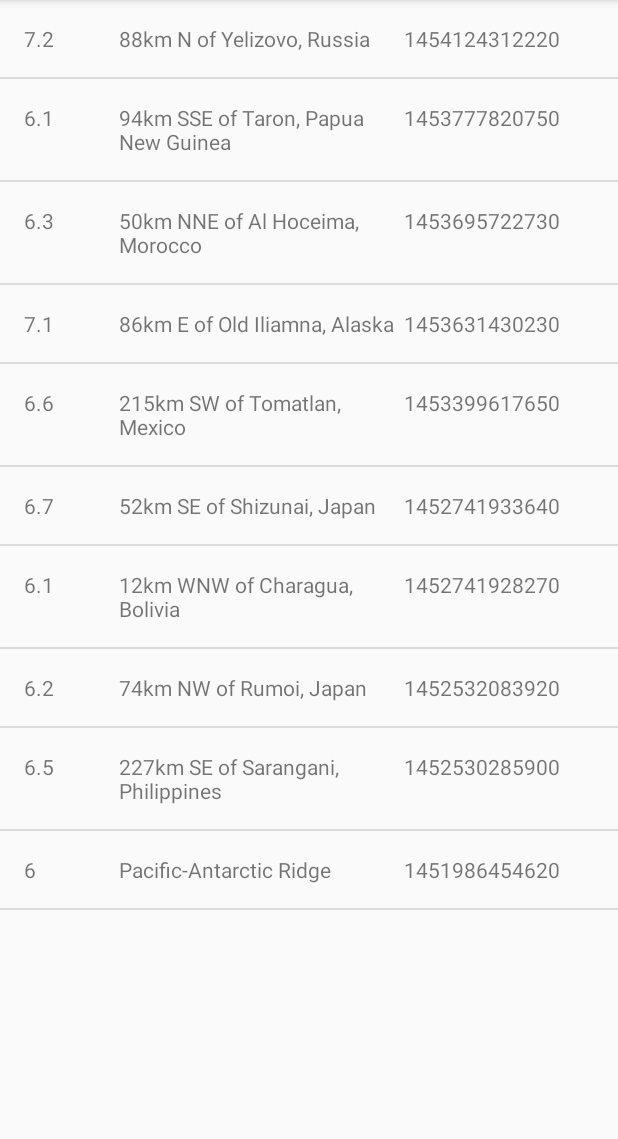
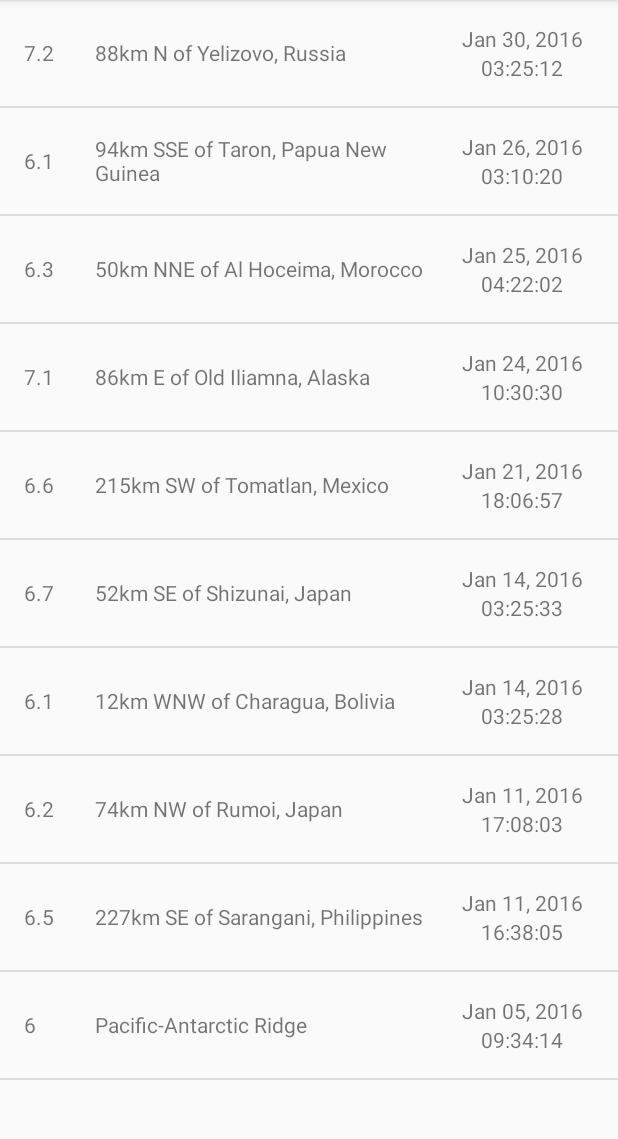
Before and after one commit to jozseflehocz/ud843-QuakeReport, an Android app: the screen it shows after launch (EarthquakeActivity), on a phone screen of 412 x 824 dp, the part 84-1223 px from its top. Run offline under Robolectric (Android 15) with nearby library versions, the phone set to English and light mode, and no system bars.

Commit message:
+date and time

```diff
--- a/app/build.gradle
+++ b/app/build.gradle
@@ -2,7 +2,7 @@ apply plugin: 'com.android.application'
 
 android {
     compileSdkVersion 23
-    buildToolsVersion "23.0.2"
+
 
     defaultConfig {
         applicationId "com.example.android.quakereport"
@@ -22,5 +22,5 @@ android {
 dependencies {
     compile fileTree(dir: 'libs', include: ['*.jar'])
     testCompile 'junit:junit:4.12'
-    compile 'com.android.support:appcompat-v7:23.3.0'
+    compile 'com.android.support:appcompat-v7:23.0.+'
 }
--- a/app/src/main/java/com/example/android/quakereport/Earthquake.java
+++ b/app/src/main/java/com/example/android/quakereport/Earthquake.java
@@ -1,15 +1,28 @@
 package com.example.android.quakereport;
+
+import java.text.SimpleDateFormat;
+import java.util.Date;
 
 public class Earthquake {
 
     private String mLocation;
     private String mMagnitude;
-    private String mDate;
+    private Long mTime;
+    private Date dateObject;
+    private SimpleDateFormat dateFormatter;
+    private SimpleDateFormat timeFormatter;
+    private String dateToDisplay;
+    private String timeToDisplay;
 
-    public Earthquake(String location,String magnitude,String date){
+    public Earthquake(String location, String magnitude, Long time){
         mLocation=location;
         mMagnitude=magnitude;
-        mDate=date;
+        mTime=time;
+        dateObject=new Date(time);
+        dateFormatter = new SimpleDateFormat("MMM DD, yyyy");
+        dateToDisplay = dateFormatter.format(dateObject);
+        timeFormatter = new SimpleDateFormat("HH:mm:ss");
+        timeToDisplay = timeFormatter.format(dateObject);
     }
 
     public String getLocation() {
@@ -20,7 +33,12 @@ public class Earthquake {
         return mMagnitude;
     }
 
-    public String getDate() {
-        return mDate;
+    public String getDateToDisplay() {
+        return dateToDisplay;
     }
+
+    public String getTimeToDisplay() {
+        return timeToDisplay;
+    }
+
 }
--- a/app/src/main/java/com/example/android/quakereport/EarthquakeActivity.java
+++ b/app/src/main/java/com/example/android/quakereport/EarthquakeActivity.java
@@ -17,11 +17,9 @@ package com.example.android.quakereport;
 
 import android.os.Bundle;
 import android.support.v7.app.AppCompatActivity;
-import android.widget.ArrayAdapter;
 import android.widget.ListView;
 
 import java.util.ArrayList;
-import java.util.Date;
 
 public class EarthquakeActivity extends AppCompatActivity {
 
--- a/app/src/main/java/com/example/android/quakereport/EarthquakeAdapter.java
+++ b/app/src/main/java/com/example/android/quakereport/EarthquakeAdapter.java
@@ -20,10 +20,7 @@ import android.view.LayoutInflater;
 import android.view.View;
 import android.view.ViewGroup;
 import android.widget.ArrayAdapter;
-import android.widget.ImageView;
 import android.widget.TextView;
-
-import com.example.android.quakereport.Earthquake;
 
 import java.util.ArrayList;
 
@@ -88,7 +85,13 @@ public class EarthquakeAdapter extends ArrayAdapter<Earthquake> {
         TextView dateTextView = (TextView) listItemView.findViewById(R.id.date);
         // Get the version name from the current AndroidFlavor object and
         // set this text on the name TextView
-        dateTextView.setText(currentEarthQuake.getDate());
+        dateTextView.setText(currentEarthQuake.getDateToDisplay());
+
+        // Find the TextView in the list_item.xml layout with the ID version_name
+        TextView timeTextView = (TextView) listItemView.findViewById(R.id.time);
+        // Get the version name from the current AndroidFlavor object and
+        // set this text on the name TextView
+        timeTextView.setText(currentEarthQuake.getTimeToDisplay());
 
         // Return the whole list item layout (containing 2 TextViews and an ImageView)
         // so that it can be shown in the ListView
--- a/app/src/main/java/com/example/android/quakereport/QueryUtils.java
+++ b/app/src/main/java/com/example/android/quakereport/QueryUtils.java
@@ -60,7 +60,7 @@ public final class QueryUtils {
                 JSONObject properties = earthquake.getJSONObject("properties");
                 String mag=properties.getString("mag");
                 String place=properties.getString("place");
-                String time=properties.getString("time");
+                Long time=properties.getLong("time");
 
                 Earthquake earthquakeObj=new Earthquake(place,mag,time);
 
--- a/app/src/main/res/layout/earhtquake_list_item.xml
+++ b/app/src/main/res/layout/earhtquake_list_item.xml
@@ -3,6 +3,7 @@
     xmlns:tools="http://schemas.android.com/tools"
     android:layout_width="match_parent"
     android:layout_height="match_parent"
+    android:gravity="center_vertical"
     android:padding="16dp">
 
     <TextView
@@ -12,20 +13,32 @@
         android:layout_weight="1"
         android:text="TextView"
         tools:text="8.9"/>
-
     <TextView
         android:id="@+id/location"
         android:layout_width="0dp"
         android:layout_height="wrap_content"
-        android:layout_weight="3"
+        android:layout_weight="5"
         android:text="TextView"
         tools:text="San Francisco, CA"/>
-
+<LinearLayout
+    android:layout_width="0dp"
+    android:layout_height="wrap_content"
+    android:layout_weight="2"
+    android:gravity="center_horizontal"
+    android:orientation="vertical">
     <TextView
         android:id="@+id/date"
-        android:layout_width="0dp"
-        android:layout_height="wrap_content"
-        android:layout_weight="2"
+        android:layout_width="wrap_content"
+        android:layout_height="0dp"
+        android:layout_weight="1"
         android:text="TextView"
         tools:text="Mar 6 2010"/>
+    <TextView
+        android:id="@+id/time"
+        android:layout_width="wrap_content"
+        android:layout_height="0dp"
+        android:layout_weight="1"
+        android:text="TextView"
+        tools:text="23:59:00"/>
 </LinearLayout>
+</LinearLayout>
```
